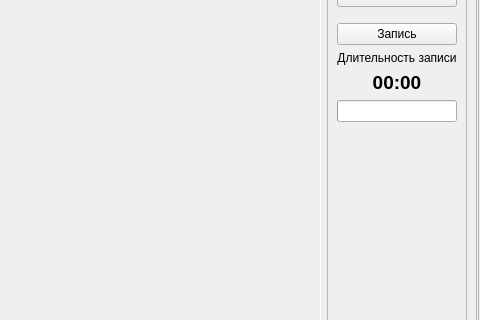
Qt form metodics/stabtest/stabtestexecute.ui (grigp/a-analyser) before a commit; both pictures show x 221 to 701 and y 82 to 402 of the 701 by 524 pixel window.
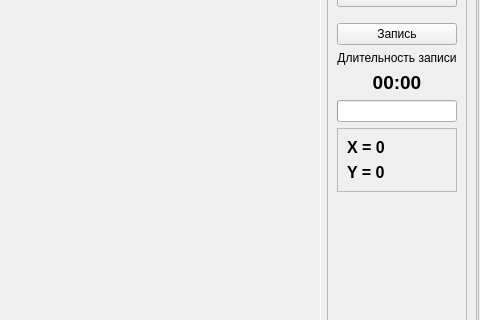
The same form after that commit. Icons and pictures are not drawn.

What changed in the file:
```diff
--- a/metodics/stabtest/stabtestexecute.ui
+++ b/metodics/stabtest/stabtestexecute.ui
@@ -257,6 +257,46 @@
               </property>
              </widget>
             </item>
+            <item>
+             <widget class="QFrame" name="frame">
+              <property name="frameShape">
+               <enum>QFrame::StyledPanel</enum>
+              </property>
+              <property name="frameShadow">
+               <enum>QFrame::Raised</enum>
+              </property>
+              <layout class="QVBoxLayout" name="verticalLayout_4">
+               <item>
+                <widget class="QLabel" name="lblX">
+                 <property name="font">
+                  <font>
+                   <pointsize>12</pointsize>
+                   <weight>75</weight>
+                   <bold>true</bold>
+                  </font>
+                 </property>
+                 <property name="text">
+                  <string>X = 0</string>
+                 </property>
+                </widget>
+               </item>
+               <item>
+                <widget class="QLabel" name="lblY">
+                 <property name="font">
+                  <font>
+                   <pointsize>12</pointsize>
+                   <weight>75</weight>
+                   <bold>true</bold>
+                  </font>
+                 </property>
+                 <property name="text">
+                  <string>Y = 0</string>
+                 </property>
+                </widget>
+               </item>
+              </layout>
+             </widget>
+            </item>
             <item>
              <spacer name="verticalSpacer">
               <property name="orientation">
```
